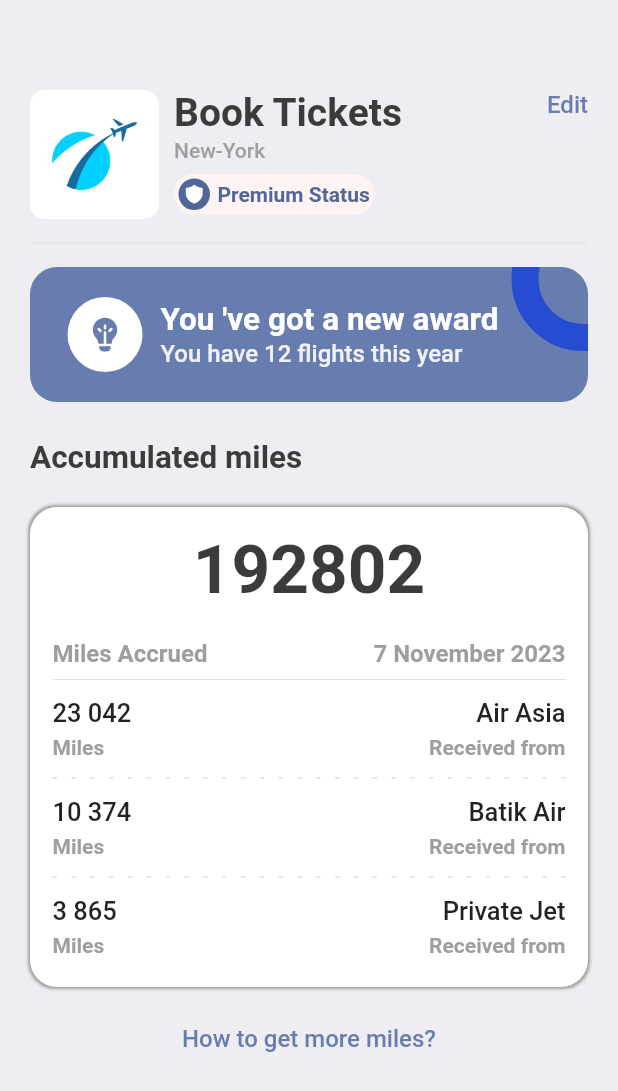
After one commit to haqi206/flighst_ticket_booking, a Flutter app: the ProfileScreen screen opened directly, on a phone screen of 412 x 824 dp. The commit adds this screen. Shown: the top 1091 px of the screen. Run offline on Flutter 3.47's test engine with Material 2 defaults, Android fonts, the phone set to English and light mode, and no system bars; our stand-ins replace barcode_widget, fluentui_icons, get.

Commit message:
commit update profile screen

```diff
--- a/lib/screens/bottom_bar.dart
+++ b/lib/screens/bottom_bar.dart
@@ -1,4 +1,5 @@
 import 'package:book_tickets/screens/home_screen.dart';
+import 'package:book_tickets/screens/profile_screen.dart';
 import 'package:book_tickets/screens/search_screen.dart';
 import 'package:book_tickets/screens/ticket_screen.dart';
 import 'package:fluentui_icons/fluentui_icons.dart';
@@ -23,7 +24,7 @@ class _BottomBarState extends State<BottomBar> {
     const HomeScreen(),
     const SearchScreen(),
     const TicketScreen(),
-    const Text('Profile')
+    const ProfileScreen()
   ];
 
   // Fungsi untuk mengubah value dari variabel _selectedIndex
--- /dev/null
+++ b/lib/screens/profile_screen.dart
@@ -0,0 +1,242 @@
+import 'package:book_tickets/utils/app_styles.dart';
+import 'package:book_tickets/widgets/column_layout.dart';
+import 'package:book_tickets/widgets/layout_builder_widget.dart';
+import 'package:fluentui_icons/fluentui_icons.dart';
+import 'package:flutter/cupertino.dart';
+import 'package:flutter/material.dart';
+
+class ProfileScreen extends StatelessWidget {
+  const ProfileScreen({super.key});
+
+  @override
+  Widget build(BuildContext context) {
+    return Scaffold(
+      backgroundColor: Styles.bgColor,
+      body: ListView(
+        padding: EdgeInsets.symmetric(horizontal: 20, vertical: 20),
+        children: [
+          SizedBox(height: 40),
+          Row(
+            crossAxisAlignment: CrossAxisAlignment.start,
+            children: [
+              Container(
+                height: 86,
+                width: 86,
+                decoration: BoxDecoration(
+                  borderRadius: BorderRadius.circular(10),
+                  image: const DecorationImage(
+                    image: AssetImage('images/img_1.png')
+                  )
+                ),
+              ),
+              SizedBox(width: 10),
+              Column(
+                crossAxisAlignment: CrossAxisAlignment.start,
+                mainAxisAlignment: MainAxisAlignment.start,
+                children: [
+                  Text("Book Tickets", style: Styles.headLineStyle1),
+                  SizedBox(height: 2),
+                  Text("New-York", style: TextStyle(
+                    fontSize: 14,
+                    fontWeight: FontWeight.w500,
+                    color: Colors.grey.shade500
+                  )),
+                  SizedBox(height: 8),
+                  Container(
+                    padding: EdgeInsets.symmetric(horizontal: 3, vertical: 3),
+                    decoration: BoxDecoration(
+                      borderRadius: BorderRadius.circular(100),
+                      color: const Color(0xFFFEF4F3)
+                    ),
+                    child: Row(
+                      children: [
+                        Container(
+                          padding: EdgeInsets.all(3),
+                          decoration: const BoxDecoration(
+                            shape: BoxShape.circle,
+                            color: Color(0xFF526799)
+                          ),
+                          child: const Icon(
+                              FluentSystemIcons.ic_fluent_shield_filled, color: Colors.white, size: 15),
+                        ),
+                        SizedBox(width: 5),
+                        const Text("Premium Status", style: TextStyle(
+                          color: Color(0xFF526799),
+                          fontWeight: FontWeight.w600,
+                        ),
+                        ),
+                        SizedBox(height: 5),
+                      ],
+                    ),
+                  ),
+                ],
+              ),
+              const Spacer(),
+              Column(
+                children: [
+                  InkWell(
+                    onTap: () {
+                      print("edit tapped");
+                    },
+                      child: Text(
+                          "Edit",
+                          style: Styles.textStyle.copyWith(
+                              color: Styles.primaryColor,
+                              fontWeight: FontWeight.w500
+                          )
+                      )
+                  ),
+                ],
+              ),
+
+            ],
+          ),
+          SizedBox(height: 8),
+          Divider(color: Colors.grey.shade300),
+          SizedBox(height: 8),
+          Stack(
+            children: [
+              Container(
+                height: 90,
+                width: double.infinity, // untuk mengatur lebar container agar menggunakan hingga batas max lebar layar
+                decoration: BoxDecoration(
+                  color: Styles.primaryColor,
+                  borderRadius: BorderRadius.circular(18)
+                ),
+              ),
+              Positioned(
+                right: -45,
+                  top: -40,
+                  child: Container(
+                padding: EdgeInsets.all(30),
+                decoration: BoxDecoration(
+                  color: Colors.transparent,
+                  shape: BoxShape.circle,
+                  border: Border.all(color: Color(0xFF264CD2), width: 18),
+                ),
+              )
+              ),
+              Container(
+                padding: EdgeInsets.symmetric(horizontal: 25, vertical: 20),
+                child: Row(
+                  mainAxisAlignment: MainAxisAlignment.start,
+                  crossAxisAlignment: CrossAxisAlignment.center,
+                  children: [
+                    CircleAvatar(
+                      child: Icon(FluentSystemIcons.ic_fluent_lightbulb_filament_filled, color: Styles.primaryColor, size: 27),
+                      maxRadius: 25,
+                      backgroundColor: Colors.white,
+                    ),
+                    SizedBox(width: 12),
+                    Column(
+                      mainAxisAlignment: MainAxisAlignment.start,
+                      crossAxisAlignment: CrossAxisAlignment.start,
+                      children: [
+                        Text(
+                          "You \'ve got a new award",
+                          style: Styles.headLineStyle2.copyWith(
+                          fontWeight: FontWeight.bold, color: Colors.white
+                        ),),
+                        Text(
+                          "You have 12 flights this year",
+                          style: Styles.headLineStyle2.copyWith(
+                              fontWeight: FontWeight.w500, color: Colors.white.withOpacity(0.9), fontSize: 16
+                          ),),
+                      ],
+                    )
+                  ],
+                ),
+              )
+            ],
+          ),
+          SizedBox(height: 25),
+          Text(
+            "Accumulated miles",
+            style: Styles.headLineStyle2,
+          ),
+          SizedBox(height: 20),
+          Container(
+            padding: EdgeInsets.symmetric(horizontal: 15),
+            decoration: BoxDecoration(
+              borderRadius: BorderRadius.circular(18),
+              color: Colors.white,
+              boxShadow: [
+                BoxShadow(
+                  color: Colors.grey.shade500,
+                  blurRadius: 1,
+                  spreadRadius: 1,
+                )
+              ]
+            ),
+            child: Column(
+              children: [
+                SizedBox(height: 15),
+                Text(
+                  "192802",
+                  style: TextStyle(
+                    fontSize: 45,
+                    fontWeight: FontWeight.w600,
+                    color: Styles.textColor
+                  ),
+                ),
+                SizedBox(height: 20),
+                Row(
+                  mainAxisAlignment: MainAxisAlignment.spaceBetween,
+                  children: [
+                    Text("Miles Accrued", style: Styles.headLineStyle4.copyWith(fontSize: 16)),
+                    Text("7 November 2023", style: Styles.headLineStyle4.copyWith(fontSize: 16)),
+                  ],
+                ),
+                Divider(color: Colors.grey.shade300),
+                SizedBox(height: 4),
+                Row(
+                  mainAxisAlignment: MainAxisAlignment.spaceBetween,
+                  children: [
+                    AppColumnLayout(text1: "23 042", text2: "Miles", alignment: CrossAxisAlignment.start, isColor: false),
+                    AppColumnLayout(text1: "Air Asia", text2: "Received from", alignment: CrossAxisAlignment.end, isColor: false),
+                  ],
+                ),
+                SizedBox(height: 12),
+                const AppLayoutBuilderWidget(isColor: false, section:12),
+                SizedBox(height: 12),
+                Row(
+                  mainAxisAlignment: MainAxisAlignment.spaceBetween,
+                  children: [
+                    AppColumnLayout(text1: "10 374", text2: "Miles", alignment: CrossAxisAlignment.start, isColor: false),
+                    AppColumnLayout(text1: "Batik Air", text2: "Received from", alignment: CrossAxisAlignment.end, isColor: false),
+                  ],
+                ),
+                SizedBox(height: 12),
+                const AppLayoutBuilderWidget(isColor: false, section:12),
+                SizedBox(height: 12),
+                Row(
+                  mainAxisAlignment: MainAxisAlignment.spaceBetween,
+                  children: [
+                    AppColumnLayout(text1: "3 865", text2: "Miles", alignment: CrossAxisAlignment.start, isColor: false),
+                    AppColumnLayout(text1: "Private Jet", text2: "Received from", alignment: CrossAxisAlignment.end, isColor: false),
+                  ],
+                ),
+                SizedBox(height: 20),
+              ],
+            ),
+          ),
+          SizedBox(height: 25),
+          InkWell(
+            onTap: () {
+              print("how to get more miles tapped");
+            },
+            child: Center(
+              child: Text(
+                "How to get more miles?",
+                style: Styles.textStyle.copyWith(
+                  fontWeight: FontWeight.w500,
+                  color: Styles.primaryColor
+                ),
+              ),
+            ),
+          )
+        ],
+      ),
+    );
+  }
+}
--- a/lib/screens/ticket_screen.dart
+++ b/lib/screens/ticket_screen.dart
@@ -65,14 +65,14 @@ class TicketScreen extends StatelessWidget {
                               Row(
                                 children: [
                                   Image.asset("images/visa.png", scale: 11),
-                                  Text("*** 2462", style: Styles.headLineStyle3)
+                                  Text(" *** 2462", style: Styles.headLineStyle3)
                                 ]
                               ),
                               SizedBox(height: 5),
                               Text("Payment Method", style: Styles.headLineStyle4),
                             ],
                           ),
-                          const AppColumnLayout(text1: "\S249.99", text2:"Price", alignment: CrossAxisAlignment.end, isColor: true),
+                          const AppColumnLayout(text1: "\$249.99", text2:"Price", alignment: CrossAxisAlignment.end, isColor: true),
                         ],
                       )
                     ],
--- a/lib/screens/ticket_view.dart
+++ b/lib/screens/ticket_view.dart
@@ -168,20 +168,20 @@ class TicketView extends StatelessWidget {
                           text1: ticket['date'],
                           text2: "Date",
                           alignment: CrossAxisAlignment.start,
-                          isColor: false
+                          isColor: isColor
                       ),
                       AppColumnLayout(
                           text1: ticket['departure_time'],
                           text2: "Departure Time",
                           alignment: CrossAxisAlignment.center,
-                          isColor: false
+                          isColor: isColor
                       ),
                       AppColumnLayout(
                         // karena number bertipe data int di app_info_list, maka harus diubah ke string
                           text1: ticket['number'].toString(),
                           text2: "Number",
                           alignment: CrossAxisAlignment.end,
-                          isColor: false
+                          isColor: isColor
                       ),
                     ]
                   )
```
